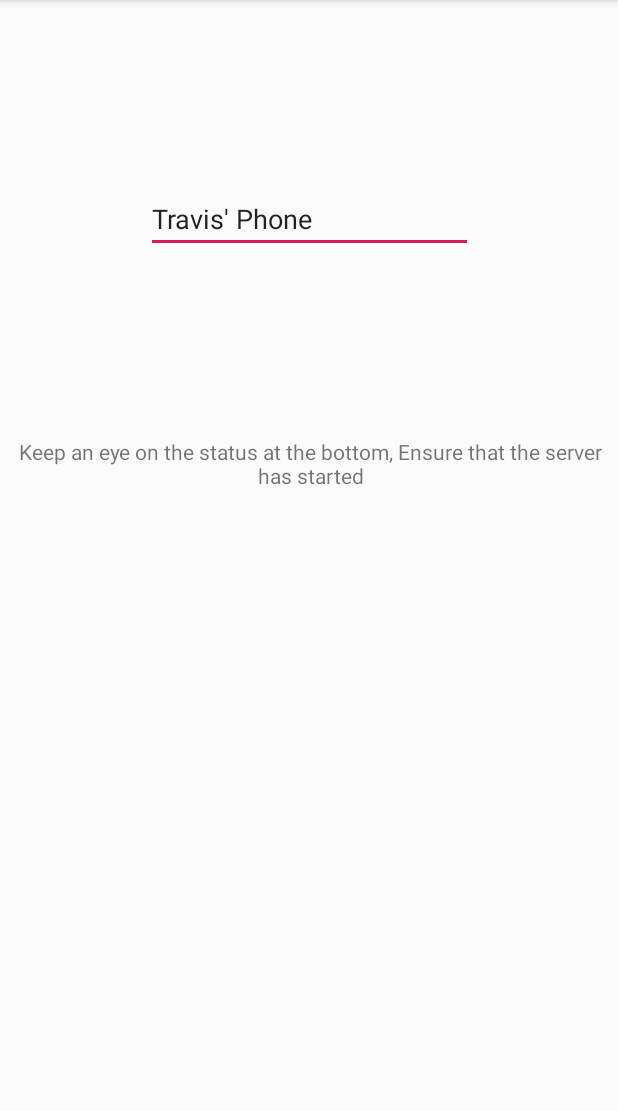
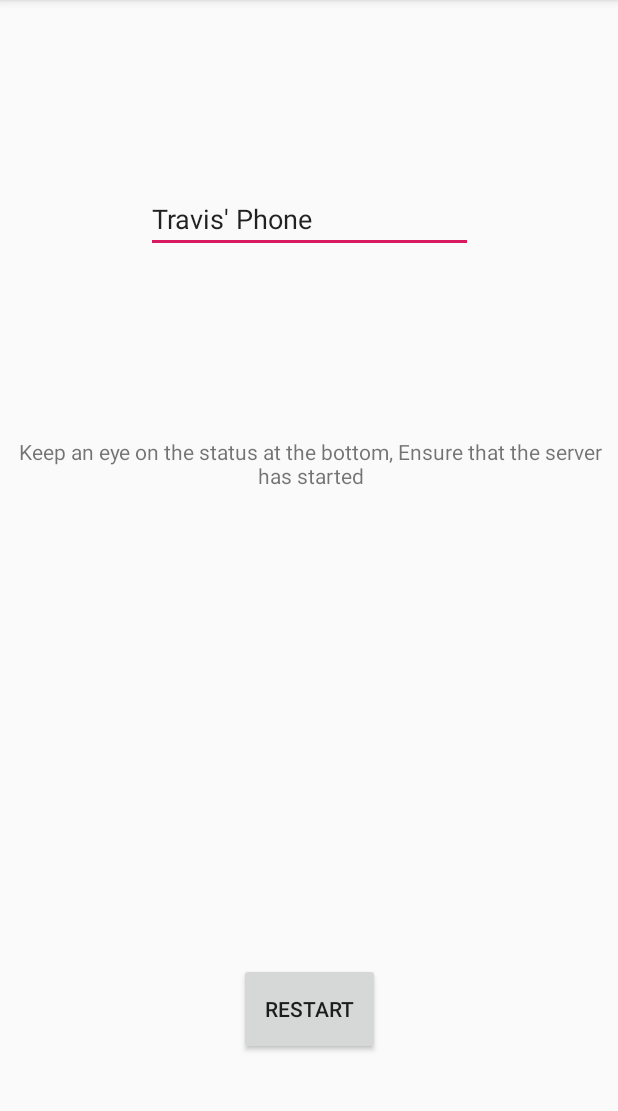
Before and after one commit to Travisgra13/FirebaseProj, an Android app: the screen it shows after launch (MainActivity), on a phone screen of 412 x 824 dp, the part 84-1195 px from its top. Run offline under Robolectric (Android 15) with nearby library versions, the phone set to English and light mode, and no system bars; our stand-ins replace Firebase (no records; nobody signed in at launch, a user with empty details on screens opened directly); 35 statements that could not run were skipped.

Commit message:
Added Restart Button

```diff
--- a/app/src/main/java/com/example/travis/berryloc/MainActivity.java
+++ b/app/src/main/java/com/example/travis/berryloc/MainActivity.java
@@ -2,11 +2,13 @@ package com.example.travis.berryloc;
 
 import android.Manifest;
 import android.content.Context;
+import android.content.Intent;
 import android.content.pm.PackageManager;
 import android.location.Location;
 import android.location.LocationManager;
 import android.net.wifi.WifiManager;
 import android.os.AsyncTask;
+import android.os.Build;
 import android.support.annotation.NonNull;
 import android.support.annotation.Nullable;
 import android.support.v4.app.ActivityCompat;
@@ -15,6 +17,8 @@ import android.os.Bundle;
 import android.text.Editable;
 import android.text.TextWatcher;
 import android.text.format.Formatter;
+import android.view.View;
+import android.widget.Button;
 import android.widget.EditText;
 import android.widget.TextView;
 import android.widget.Toast;
@@ -36,6 +40,7 @@ import com.google.gson.JsonElement;
 import com.google.gson.JsonObject;
 import com.google.gson.JsonParser;
 import com.google.gson.JsonSyntaxException;
+import com.google.gson.stream.MalformedJsonException;
 
 import org.json.JSONArray;
 import org.json.JSONObject;
@@ -65,6 +70,7 @@ public class MainActivity extends AppCompatActivity {
     private com.example.travis.berryloc.Model.Location currLocation;
     private TextView locationResults;
     private EditText widgetName;
+    private Button restartButton;
     private Handshake handshake;
     private DataSnapshot snap;
     private DataSnapshot callBackSnap;
@@ -116,7 +122,7 @@ public class MainActivity extends AppCompatActivity {
                 if (handshake.getCode() == null) {
                     return;
                 }
-                updateCommands();
+                //updateCommands();
                 if (dataSnapshot.getKey().equals(MainActivity.this.id)) {
                     final Event event = dataSnapshot.getValue(Event.class);
                     Thread thread = new Thread(new Runnable() {
@@ -145,6 +151,16 @@ public class MainActivity extends AppCompatActivity {
             }
         });
         locationResults = findViewById(R.id.currLocResults);
+        restartButton = findViewById(R.id.restartButton);
+        restartButton.setOnClickListener(new View.OnClickListener() {
+            @Override
+            public void onClick(View v) {
+                Intent intent = new Intent(MainActivity.this.getApplicationContext(), MainActivity.class);
+                intent.addFlags(Intent.FLAG_ACTIVITY_NEW_TASK | Intent.FLAG_ACTIVITY_CLEAR_TASK);
+                MainActivity.this.getApplicationContext().startActivity(intent);
+                Runtime.getRuntime().exit(0);
+            }
+        });
         widgetName = findViewById(R.id.widgetId);
         widgetName.setText("Travis' Phone");
         id = widgetName.getText().toString();
@@ -177,7 +193,7 @@ public class MainActivity extends AppCompatActivity {
                 completeHandshake();
                 PurgeCallback(MainActivity.this.id);
                 readInRemoteCalls(); //reads in the remote calls from the client
-                updateCommands();
+                //updateCommands();
                 doAll();
                 buttonPressProcess();
 
@@ -313,7 +329,7 @@ public class MainActivity extends AppCompatActivity {
                     JsonParser jsonParser = new JsonParser();
                     while((inputCodeLine = in.readLine()) != null) {
                         codeSb.append(inputCodeLine);
-                        JsonElement json = jsonParser.parse(inputCodeLine);
+                        JsonElement json =jsonParser.parse(inputCodeLine);
                         System.out.println(json);
                         if (((JsonObject) json).get("status") != null) {
                             PurgeCallback(MainActivity.this.id);
@@ -363,8 +379,13 @@ public class MainActivity extends AppCompatActivity {
             String command = FixStringsFromFirebase(((JsonObject) json).get("command").toString());
             String event = FixStringsFromFirebase(((JsonObject) json).get("event").toString());
             String name = FixStringsFromFirebase(((JsonObject) json).get("name").toString());
-
-            Iterable <DataSnapshot> calls = callBackSnap.getChildren();
+            Iterable<DataSnapshot> calls;
+        if (callBackSnap != null) {
+            calls = callBackSnap.getChildren();
+        }
+        else {
+            return;
+        }
             //add ipAddress to Callback
             String destination;
             String address;
@@ -503,14 +524,14 @@ public class MainActivity extends AppCompatActivity {
         callBacks.push();
     }
 
-    public void AddToCallbackList() {
+   /* public void AddToCallbackList() {
         //work here
         myDatabase = FirebaseDatabase.getInstance().getReference().child("Commands").child(this.id);
         for(int i = 0; i < commands.size(); i++) {
             myDatabase.child("command " + (i + 1)).setValue(commands.get(i));
         }
         myDatabase.push();
-    }
+    }*/
 
 
     public void doAll() {
@@ -539,12 +560,12 @@ public class MainActivity extends AppCompatActivity {
         }
     }
 
-    public void updateCommands() { //Update Attributes in the code running on this server's client
+    /*public void updateCommands() { //Update Attributes in the code running on this server's client
         AttributeParser attributeParser = new AttributeParser(handshake.getCode());
         commands = attributeParser.parse();
-        AddToCallbackList();
+        //AddToCallbackList();
 
-    }
+    }*/
 
 
 
--- a/app/src/main/res/layout/activity_main.xml
+++ b/app/src/main/res/layout/activity_main.xml
@@ -60,4 +60,21 @@
         app:layout_constraintStart_toStartOf="parent"
         app:layout_constraintTop_toTopOf="parent" />
 
+    <Button
+        android:id="@+id/restartButton"
+        android:layout_width="94dp"
+        android:layout_height="61dp"
+        android:layout_marginStart="8dp"
+        android:layout_marginLeft="8dp"
+        android:layout_marginTop="8dp"
+        android:layout_marginEnd="8dp"
+        android:layout_marginRight="8dp"
+        android:layout_marginBottom="8dp"
+        android:text="@string/restartPrompt"
+        app:layout_constraintBottom_toBottomOf="parent"
+        app:layout_constraintEnd_toEndOf="parent"
+        app:layout_constraintStart_toStartOf="parent"
+        app:layout_constraintTop_toBottomOf="@+id/currLocResults"
+        app:layout_constraintVertical_bias="0.504" />
+
 </android.support.constraint.ConstraintLayout>
--- a/app/src/main/res/values/strings.xml
+++ b/app/src/main/res/values/strings.xml
@@ -5,4 +5,5 @@
     <string name="prompt">Keep an eye on the status at the bottom, Ensure that the server has started</string>
     <string name="firebaseInstruct">Send to Firebase</string>
     <string name="doAll">Complete Both Tasks</string>
+    <string name="restartPrompt">Restart</string>
 </resources>
```
